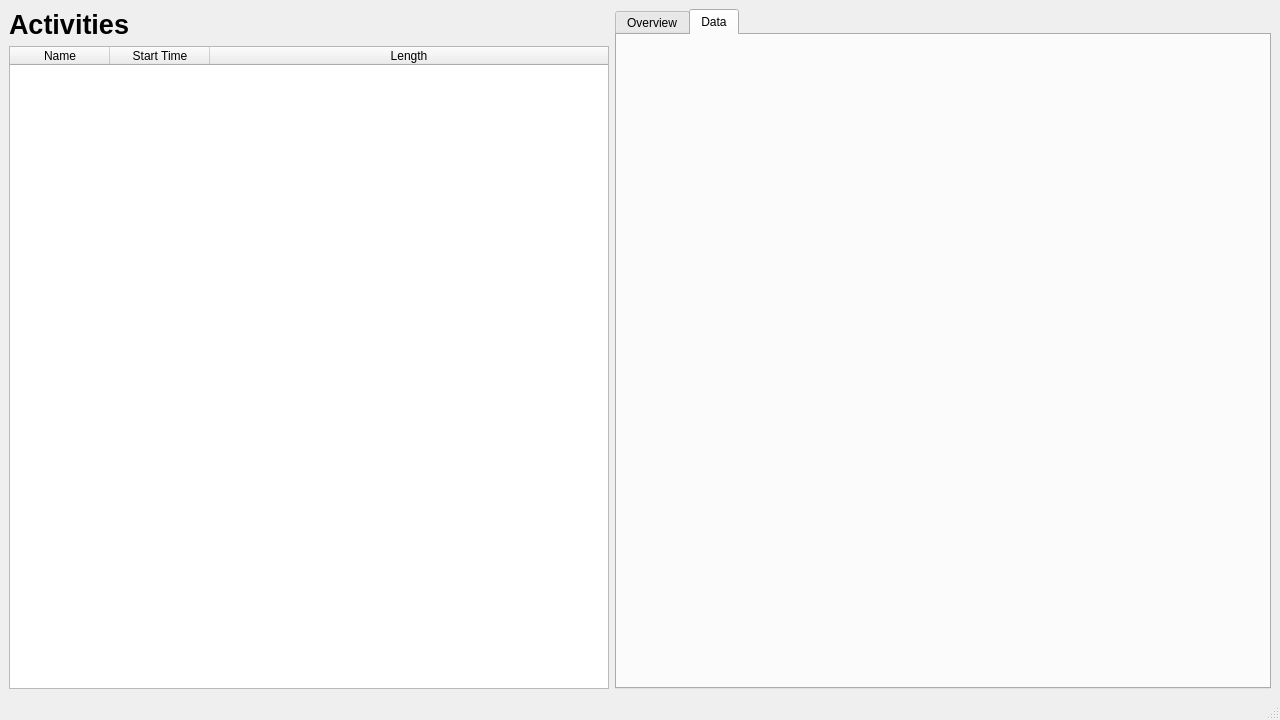
Before: the Qt Designer form main.ui in TomFryers/activate, drawn with Qt 5.
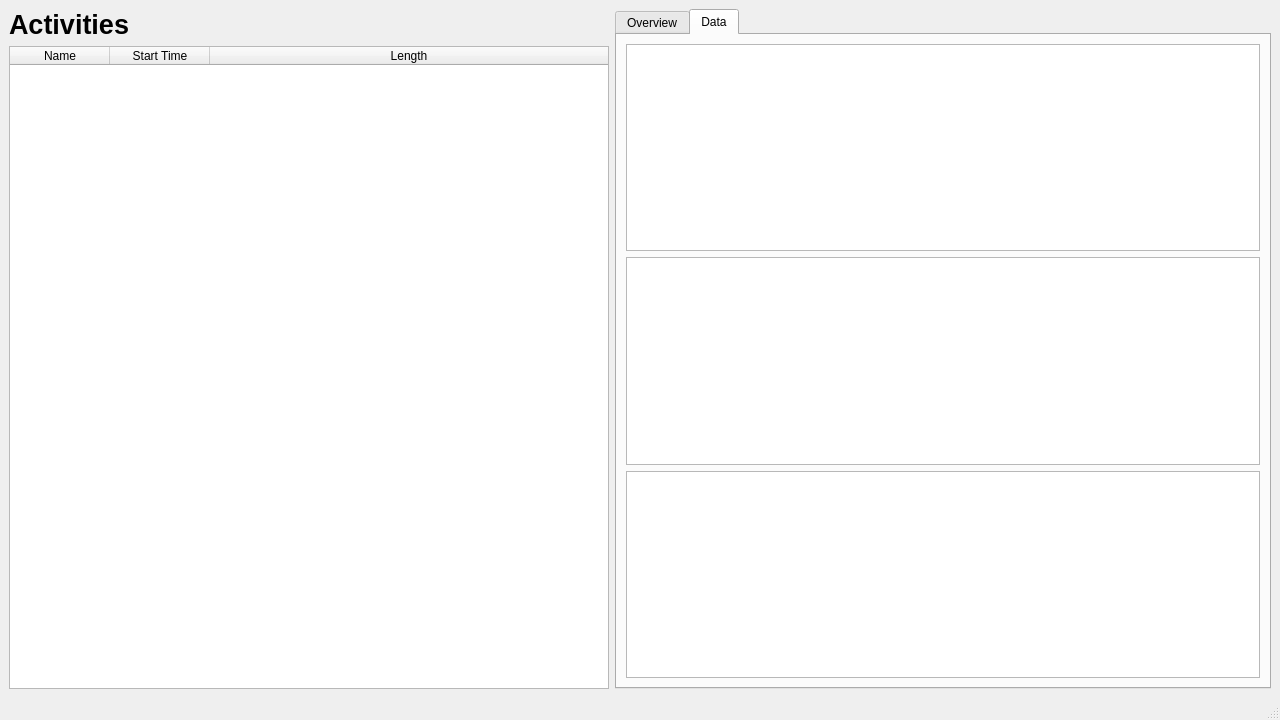
After: the same form once the commit is applied. The open tabs and pages were chosen to show the change. Custom widgets are drawn as their Qt base class.

Commit message: Add altitude graph

What changed in the file:
```diff
--- a/main.ui
+++ b/main.ui
@@ -193,6 +193,21 @@
        <attribute name="title">
         <string>Data</string>
        </attribute>
+       <layout class="QVBoxLayout" name="verticalLayout_4">
+        <item>
+         <layout class="QVBoxLayout" name="verticalLayout_3">
+          <item>
+           <widget class="QChartView" name="graphicsView"/>
+          </item>
+          <item>
+           <widget class="QChartView" name="graphicsView_2"/>
+          </item>
+          <item>
+           <widget class="QChartView" name="graphicsView_3"/>
+          </item>
+         </layout>
+        </item>
+       </layout>
       </widget>
      </widget>
     </item>
@@ -210,6 +225,13 @@
   </widget>
   <widget class="QStatusBar" name="statusbar"/>
  </widget>
+ <customwidgets>
+  <customwidget>
+   <class>QChartView</class>
+   <extends>QGraphicsView</extends>
+   <header>PyQt5.QtChart</header>
+  </customwidget>
+ </customwidgets>
  <resources/>
  <connections>
   <connection>
```
Left out of the diff: 2 changed lines with no effect on the pictures. The commit also changes 2 other files.
